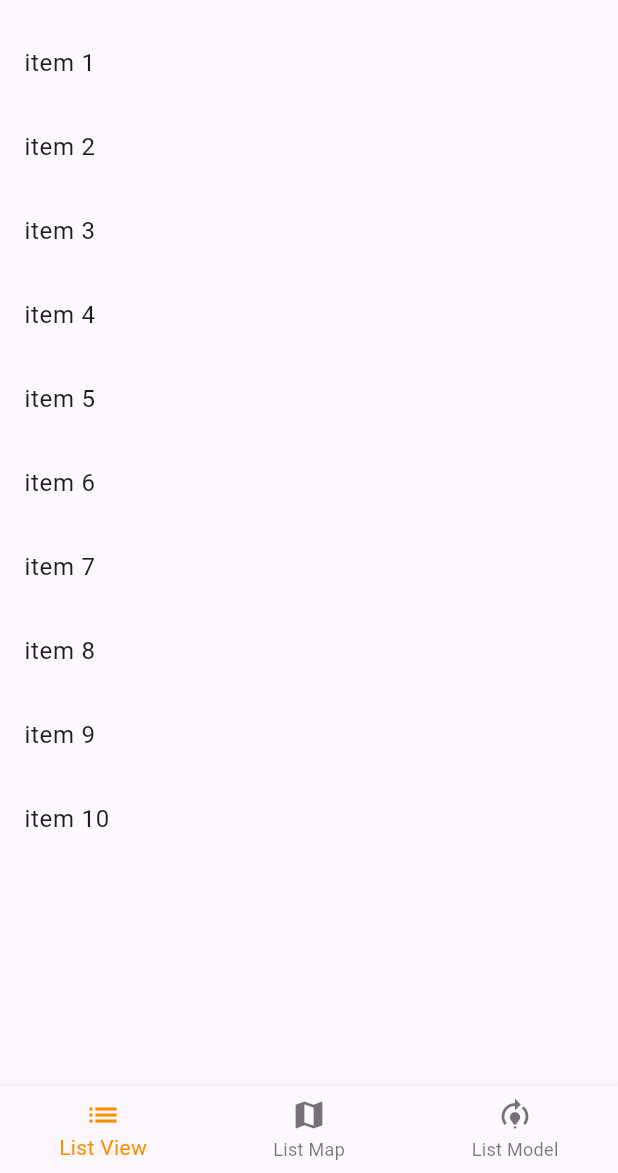
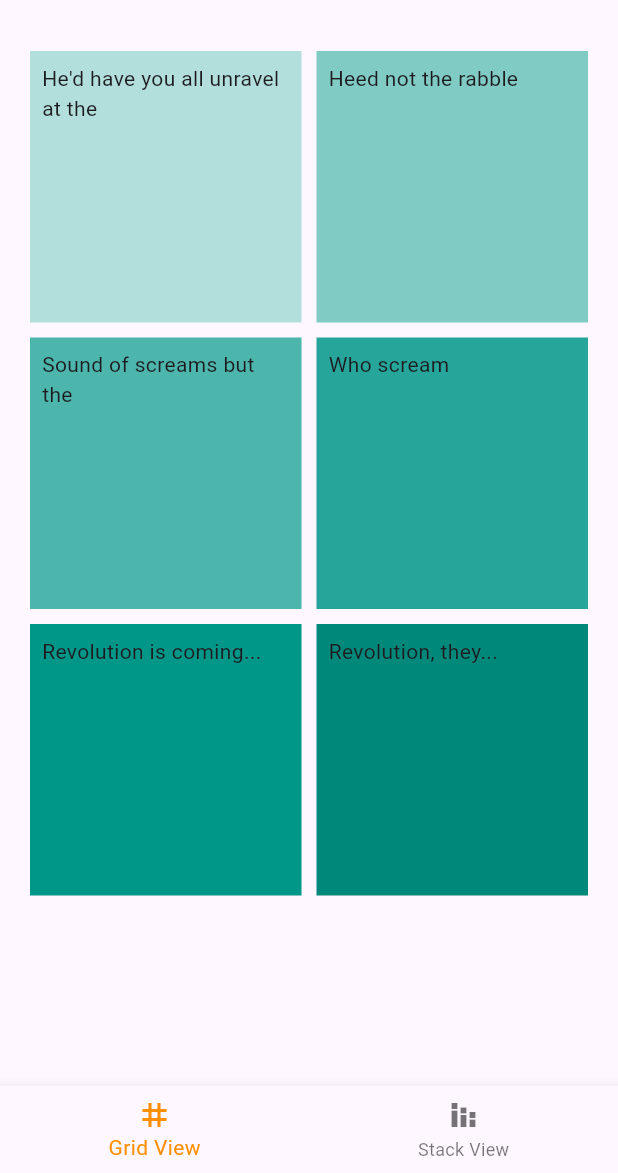
Before and after one commit to alamalam1999/ppdk_flutter, a Flutter app: the screen it shows after launch, on a phone screen of 412 x 824 dp, the part 63-1236 px from its top. Run offline on Flutter 3.47's test engine with Material 3 defaults, Android fonts, the phone set to English and light mode, and no system bars.

Commit message:
add grid view

```diff
--- a/lib/BottomNavigator.dart
+++ b/lib/BottomNavigator.dart
@@ -1,6 +1,8 @@
 import 'package:first_project/container.dart';
 import 'package:first_project/first.dart';
 import 'package:first_project/first_2.dart';
+import 'package:first_project/gridView.dart';
+import 'package:first_project/stackView.dart';
 import 'package:first_project/listView.dart';
 import 'package:first_project/mapView.dart';
 import 'package:first_project/modelView.dart';
@@ -34,9 +36,10 @@ class _BottomNavigationBarExampleState extends State<BottomNavigationBarExample>
     // FirstClass(),
     // First2Class(),
     // MyWidgetContainer(),
-    ListViewExampleApp(),
-    MapViewExampleApp(),
-    ModelViewExampleApp()
+    // ListViewExampleApp(),
+    MyWidgetGridView(),
+    MyWidgetGrid()
+    // ModelViewExampleApp()
   ];
 
   void _onItemTapped(int index) {
@@ -141,9 +144,11 @@ class _BottomNavigationBarExampleState extends State<BottomNavigationBarExample>
           // BottomNavigationBarItem(icon: Icon(Icons.home), label: 'Check'),
           // BottomNavigationBarItem(icon: Icon(Icons.business), label: 'Business'),
           // BottomNavigationBarItem(icon: Icon(Icons.school), label: 'School'),
-          BottomNavigationBarItem(icon: Icon(Icons.list), label: 'List View'),
-          BottomNavigationBarItem(icon: Icon(Icons.map), label: 'List Map'),
-          BottomNavigationBarItem(icon: Icon(Icons.model_training), label: 'List Model'),
+          // BottomNavigationBarItem(icon: Icon(Icons.list), label: 'List View'),
+          // BottomNavigationBarItem(icon: Icon(Icons.map), label: 'List Map'),
+          // BottomNavigationBarItem(icon: Icon(Icons.model_training), label: 'List Model'),
+          BottomNavigationBarItem(icon: Icon(Icons.grid_3x3), label: 'Grid View'),
+          BottomNavigationBarItem(icon: Icon(Icons.stacked_bar_chart), label: 'Stack View'),
         ],
         currentIndex: _selectedIndex,
         selectedItemColor: Colors.amber[800],
--- /dev/null
+++ b/lib/gridView.dart
@@ -0,0 +1,50 @@
+import 'package:flutter/material.dart';
+
+class MyWidgetGridView extends StatelessWidget {
+  const MyWidgetGridView({super.key});
+
+  @override
+  Widget build(BuildContext context) {
+    return Scaffold(
+      body: GridView.count(
+  primary: false,
+  padding: const EdgeInsets.all(20),
+  crossAxisSpacing: 10,
+  mainAxisSpacing: 10,
+  crossAxisCount: 2,
+  children: <Widget>[
+    Container(
+      padding: const EdgeInsets.all(8),
+      color: Colors.teal[100],
+      child: const Text("He'd have you all unravel at the"),
+    ),
+    Container(
+      padding: const EdgeInsets.all(8),
+      color: Colors.teal[200],
+      child: const Text('Heed not the rabble'),
+    ),
+    Container(
+      padding: const EdgeInsets.all(8),
+      color: Colors.teal[300],
+      child: const Text('Sound of screams but the'),
+    ),
+    Container(
+      padding: const EdgeInsets.all(8),
+      color: Colors.teal[400],
+      child: const Text('Who scream'),
+    ),
+    Container(
+      padding: const EdgeInsets.all(8),
+      color: Colors.teal[500],
+      child: const Text('Revolution is coming...'),
+    ),
+    Container(
+      padding: const EdgeInsets.all(8),
+      color: Colors.teal[600],
+      child: const Text('Revolution, they...'),
+    ),
+  ],
+)
+    );
+  }
+}
```
Also changed, not shown: lib/stackView.dart (added, +31 -0 lines), 7 other files.
